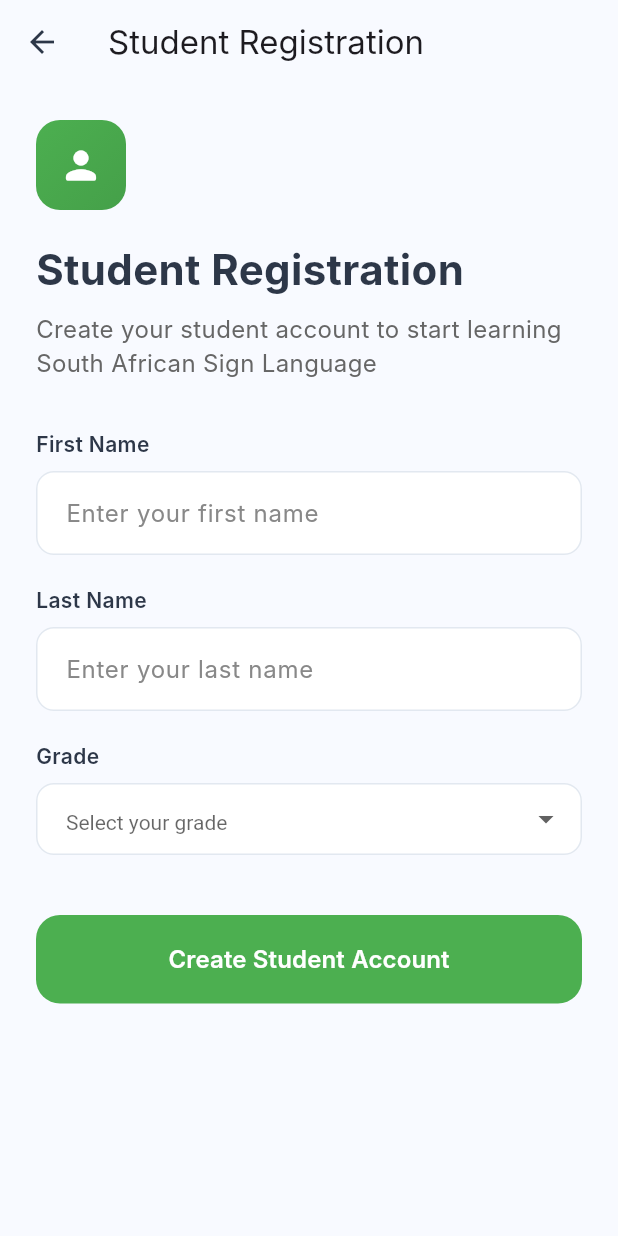
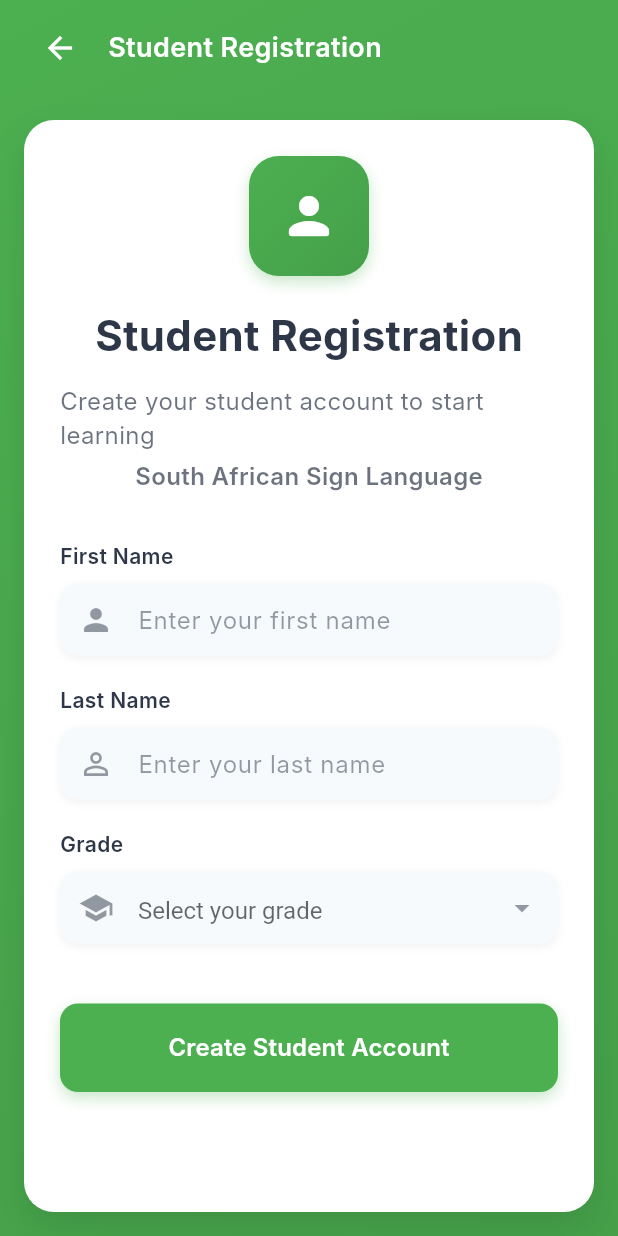
Before and after one commit to NathiDEV-dot/PracticeRepo, a Flutter app: the StudentAuthScreen screen opened by its route, on a phone screen of 412 x 824 dp. Run offline on Flutter 3.47's test engine with Material 3 defaults, Android fonts, the phone set to English and light mode, and no system bars; Roboto replaces fonts that are missing (Inter).

Commit message:
updated student auth screen

```diff
--- a/lib/pages/student/auth_screen.dart
+++ b/lib/pages/student/auth_screen.dart
@@ -26,46 +26,87 @@ class _StudentAuthScreenState extends State<StudentAuthScreen> {
     'Grade 9',
     'Grade 10',
     'Grade 11',
-    'Grade 12',
+    'Grade 12'
   ];
 
   @override
   Widget build(BuildContext context) {
     return Scaffold(
-      backgroundColor: _getBackgroundColor(),
-      appBar: AppBar(
-        title: const Text('Student Registration'),
-        backgroundColor: Colors.transparent,
-        elevation: 0,
-        leading: IconButton(
-          icon: Icon(Icons.arrow_back, color: _getTextColor()),
+      backgroundColor: const Color(0xFF4CAF50),
+      body: SafeArea(
+        child: Container(
+          decoration: const BoxDecoration(
+            gradient: LinearGradient(
+              colors: [Color(0xFF4CAF50), Color(0xFF45a049)],
+              begin: Alignment.topLeft,
+              end: Alignment.bottomRight,
+            ),
+          ),
+          child: Column(
+            children: [
+              // Custom App Bar
+              Container(
+                padding:
+                    const EdgeInsets.symmetric(horizontal: 16, vertical: 8),
+                child: Row(
+                  children: [
+                    IconButton(
+                      icon: const Icon(Icons.arrow_back, color: Colors.white),
                       onPressed: () => Navigator.pop(context),
                     ),
+                    const SizedBox(width: 8),
+                    const Text(
+                      'Student Registration',
+                      style: TextStyle(
+                        color: Colors.white,
+                        fontSize: 18,
+                        fontWeight: FontWeight.w600,
                       ),
-      body: SingleChildScrollView(
+                    ),
+                  ],
+                ),
+              ),
+              Expanded(
+                child: Container(
+                  margin: const EdgeInsets.all(16),
+                  decoration: BoxDecoration(
+                    color: _getCardColor(),
+                    borderRadius: BorderRadius.circular(20),
+                    boxShadow: [
+                      BoxShadow(
+                        color: Colors.black.withOpacity(0.1),
+                        blurRadius: 20,
+                        offset: const Offset(0, 10),
+                      ),
+                    ],
+                  ),
+                  child: SingleChildScrollView(
                     physics: const BouncingScrollPhysics(),
                     padding: const EdgeInsets.all(24),
                     child: Form(
                       key: _formKey,
                       child: Column(
-            crossAxisAlignment: CrossAxisAlignment.start,
                         children: [
                           _buildHeader(),
                           const SizedBox(height: 32),
-              _buildTextField(
+                          _buildTextFieldWithIcon(
                             controller: _nameController,
                             label: 'First Name',
                             hintText: 'Enter your first name',
-                validator: (value) =>
-                    value!.isEmpty ? 'Please enter your first name' : null,
+                            icon: Icons.person,
+                            validator: (value) => value!.isEmpty
+                                ? 'Please enter your first name'
+                                : null,
                           ),
                           const SizedBox(height: 20),
-              _buildTextField(
+                          _buildTextFieldWithIcon(
                             controller: _surnameController,
                             label: 'Last Name',
                             hintText: 'Enter your last name',
-                validator: (value) =>
-                    value!.isEmpty ? 'Please enter your last name' : null,
+                            icon: Icons.person_outline,
+                            validator: (value) => value!.isEmpty
+                                ? 'Please enter your last name'
+                                : null,
                           ),
                           const SizedBox(height: 20),
                           _buildGradeDropdown(),
@@ -75,29 +116,38 @@ class _StudentAuthScreenState extends State<StudentAuthScreen> {
                       ),
                     ),
                   ),
+                ),
+              ),
+            ],
+          ),
+        ),
+      ),
     );
   }
 
   Widget _buildHeader() {
     return Column(
-      crossAxisAlignment: CrossAxisAlignment.start,
       children: [
         Container(
-          width: 60,
-          height: 60,
+          width: 80,
+          height: 80,
           decoration: BoxDecoration(
             gradient: const LinearGradient(
               colors: [Color(0xFF4CAF50), Color(0xFF45a049)],
               begin: Alignment.topLeft,
               end: Alignment.bottomRight,
             ),
-            borderRadius: BorderRadius.circular(16),
+            borderRadius: BorderRadius.circular(20),
+            boxShadow: [
+              BoxShadow(
+                color: const Color(0xFF4CAF50).withOpacity(0.3),
+                blurRadius: 8,
+                offset: const Offset(0, 4),
               ),
-          child: const Icon(
-            Icons.person_rounded,
-            color: Colors.white,
-            size: 30,
+            ],
           ),
+          child:
+              const Icon(Icons.person_rounded, color: Colors.white, size: 40),
         ),
         const SizedBox(height: 20),
         Text(
@@ -108,22 +158,32 @@ class _StudentAuthScreenState extends State<StudentAuthScreen> {
             color: _getTextColor(),
           ),
         ),
-        const SizedBox(height: 8),
+        const SizedBox(height: 12),
         Text(
-          'Create your student account to start learning South African Sign Language',
+          'Create your student account to start learning',
           style: TextStyle(
             fontSize: 16,
-            color: _getSecondaryTextColor(),
+            color: _getTextColor().withOpacity(0.7),
+          ),
+        ),
+        const SizedBox(height: 4),
+        Text(
+          'South African Sign Language',
+          style: TextStyle(
+            fontSize: 16,
+            color: _getTextColor().withOpacity(0.7),
+            fontWeight: FontWeight.w600,
           ),
         ),
       ],
     );
   }
 
-  Widget _buildTextField({
+  Widget _buildTextFieldWithIcon({
     required TextEditingController controller,
     required String label,
     required String hintText,
+    required IconData icon,
     required String? Function(String?) validator,
   }) {
     return Column(
@@ -138,32 +198,44 @@ class _StudentAuthScreenState extends State<StudentAuthScreen> {
           ),
         ),
         const SizedBox(height: 8),
-        TextFormField(
+        Container(
+          decoration: BoxDecoration(
+            borderRadius: BorderRadius.circular(12),
+            boxShadow: [
+              BoxShadow(
+                color: Colors.black.withOpacity(0.05),
+                blurRadius: 4,
+                offset: const Offset(0, 2),
+              ),
+            ],
+          ),
+          child: TextFormField(
             controller: controller,
             validator: validator,
             decoration: InputDecoration(
               hintText: hintText,
-            hintStyle: TextStyle(color: _getHintColor()),
+              hintStyle: TextStyle(color: _getTextColor().withOpacity(0.5)),
+              prefixIcon: Icon(icon, color: _getTextColor().withOpacity(0.5)),
               border: OutlineInputBorder(
                 borderRadius: BorderRadius.circular(12),
-              borderSide: BorderSide(color: _getBorderColor()),
+                borderSide: BorderSide.none,
               ),
               enabledBorder: OutlineInputBorder(
                 borderRadius: BorderRadius.circular(12),
-              borderSide: BorderSide(color: _getBorderColor()),
+                borderSide: BorderSide.none,
               ),
               focusedBorder: OutlineInputBorder(
                 borderRadius: BorderRadius.circular(12),
-              borderSide: const BorderSide(color: Color(0xFF4CAF50), width: 2),
+                borderSide:
+                    const BorderSide(color: Color(0xFF4CAF50), width: 2),
               ),
               filled: true,
-            fillColor: _getCardColor(),
-            contentPadding: const EdgeInsets.symmetric(
-              horizontal: 16,
-              vertical: 16,
+              fillColor: _getBackgroundColor(),
+              contentPadding:
+                  const EdgeInsets.symmetric(horizontal: 16, vertical: 0),
             ),
+            style: TextStyle(color: _getTextColor(), fontSize: 16),
           ),
-          style: TextStyle(color: _getTextColor()),
         ),
       ],
     );
@@ -182,8 +254,19 @@ class _StudentAuthScreenState extends State<StudentAuthScreen> {
           ),
         ),
         const SizedBox(height: 8),
-        DropdownButtonFormField<String>(
-          initialValue: _selectedGrade,
+        Container(
+          decoration: BoxDecoration(
+            borderRadius: BorderRadius.circular(12),
+            boxShadow: [
+              BoxShadow(
+                color: Colors.black.withOpacity(0.05),
+                blurRadius: 4,
+                offset: const Offset(0, 2),
+              ),
+            ],
+          ),
+          child: DropdownButtonFormField<String>(
+            value: _selectedGrade,
             onChanged: (String? newValue) {
               setState(() {
                 _selectedGrade = newValue;
@@ -193,28 +276,31 @@ class _StudentAuthScreenState extends State<StudentAuthScreen> {
                 value == null ? 'Please select your grade' : null,
             decoration: InputDecoration(
               hintText: 'Select your grade',
-            hintStyle: TextStyle(color: _getHintColor()),
+              hintStyle: TextStyle(color: _getTextColor().withOpacity(0.5)),
+              prefixIcon:
+                  Icon(Icons.school, color: _getTextColor().withOpacity(0.5)),
               border: OutlineInputBorder(
                 borderRadius: BorderRadius.circular(12),
-              borderSide: BorderSide(color: _getBorderColor()),
+                borderSide: BorderSide.none,
               ),
               enabledBorder: OutlineInputBorder(
                 borderRadius: BorderRadius.circular(12),
-              borderSide: BorderSide(color: _getBorderColor()),
+                borderSide: BorderSide.none,
               ),
               focusedBorder: OutlineInputBorder(
                 borderRadius: BorderRadius.circular(12),
-              borderSide: const BorderSide(color: Color(0xFF4CAF50), width: 2),
+                borderSide:
+                    const BorderSide(color: Color(0xFF4CAF50), width: 2),
               ),
               filled: true,
-            fillColor: _getCardColor(),
-            contentPadding: const EdgeInsets.symmetric(
-              horizontal: 16,
-              vertical: 12,
-            ),
+              fillColor: _getBackgroundColor(),
+              contentPadding:
+                  const EdgeInsets.symmetric(horizontal: 16, vertical: 0),
             ),
             dropdownColor: _getCardColor(),
-          style: TextStyle(color: _getTextColor()),
+            style: TextStyle(color: _getTextColor(), fontSize: 16),
+            icon: Icon(Icons.arrow_drop_down,
+                color: _getTextColor().withOpacity(0.5)),
             items: _grades.map((String grade) {
               return DropdownMenuItem<String>(
                 value: grade,
@@ -222,13 +308,24 @@ class _StudentAuthScreenState extends State<StudentAuthScreen> {
               );
             }).toList(),
           ),
+        ),
       ],
     );
   }
 
   Widget _buildSubmitButton() {
-    return SizedBox(
+    return Container(
       width: double.infinity,
+      decoration: BoxDecoration(
+        borderRadius: BorderRadius.circular(12),
+        boxShadow: [
+          BoxShadow(
+            color: const Color(0xFF4CAF50).withOpacity(0.3),
+            blurRadius: 8,
+            offset: const Offset(0, 4),
+          ),
+        ],
+      ),
       child: ElevatedButton(
         onPressed: _submitForm,
         style: ElevatedButton.styleFrom(
@@ -236,13 +333,16 @@ class _StudentAuthScreenState extends State<StudentAuthScreen> {
           foregroundColor: Colors.white,
           padding: const EdgeInsets.symmetric(vertical: 18),
           shape: RoundedRectangleBorder(
-            borderRadius: BorderRadius.circular(16),
+            borderRadius: BorderRadius.circular(12),
           ),
           elevation: 0,
         ),
         child: const Text(
           'Create Student Account',
-          style: TextStyle(fontSize: 16, fontWeight: FontWeight.w600),
+          style: TextStyle(
+            fontSize: 16,
+            fontWeight: FontWeight.w600,
+          ),
         ),
       ),
     );
@@ -250,7 +350,10 @@ class _StudentAuthScreenState extends State<StudentAuthScreen> {
 
   void _submitForm() {
     if (_formKey.currentState!.validate()) {
-      showDialog(context: context, builder: (context) => _buildSuccessDialog());
+      showDialog(
+        context: context,
+        builder: (context) => _buildSuccessDialog(),
+      );
     }
   }
 
@@ -263,7 +366,16 @@ class _StudentAuthScreenState extends State<StudentAuthScreen> {
         child: Column(
           mainAxisSize: MainAxisSize.min,
           children: [
-            const Icon(Icons.check_circle, color: Color(0xFF4CAF50), size: 60),
+            Container(
+              width: 80,
+              height: 80,
+              decoration: BoxDecoration(
+                color: const Color(0xFF4CAF50).withOpacity(0.1),
+                shape: BoxShape.circle,
+              ),
+              child: const Icon(Icons.check_circle,
+                  color: Color(0xFF4CAF50), size: 60),
+            ),
             const SizedBox(height: 20),
             Text(
               'Welcome to SignSync!',
@@ -279,12 +391,22 @@ class _StudentAuthScreenState extends State<StudentAuthScreen> {
               textAlign: TextAlign.center,
               style: TextStyle(
                 fontSize: 14,
-                color: _getSecondaryTextColor(),
+                color: _getTextColor().withOpacity(0.7),
               ),
             ),
             const SizedBox(height: 24),
-            SizedBox(
+            Container(
               width: double.infinity,
+              decoration: BoxDecoration(
+                borderRadius: BorderRadius.circular(12),
+                boxShadow: [
+                  BoxShadow(
+                    color: const Color(0xFF4CAF50).withOpacity(0.3),
+                    blurRadius: 8,
+                    offset: const Offset(0, 4),
+                  ),
+                ],
+              ),
               child: ElevatedButton(
                 onPressed: () {
                   Navigator.of(context).pop();
@@ -309,8 +431,8 @@ class _StudentAuthScreenState extends State<StudentAuthScreen> {
 
   Color _getBackgroundColor() {
     return Theme.of(context).brightness == Brightness.dark
-        ? const Color(0xFF0F0F1E)
-        : const Color(0xFFF8FAFF);
+        ? const Color(0xFF1E1E2E)
+        : const Color(0xFFF7FAFC);
   }
 
   Color _getTextColor() {
@@ -325,28 +447,6 @@ class _StudentAuthScreenState extends State<StudentAuthScreen> {
         : Colors.white;
   }
 
-  Color _getBorderColor() {
-    return Theme.of(context).brightness == Brightness.dark
-        ? const Color(0xFF333344)
-        : const Color(0xFFE2E8F0);
-  }
-
-  // New method to replace .withOpacity(0.7) for secondary text
-  Color _getSecondaryTextColor() {
-    return Theme.of(context).brightness == Brightness.dark
-        ? const Color(0xFFB3B3B3) // Equivalent to white.withOpacity(0.7)
-        : const Color(
-            0xFF666666); // Equivalent to Color(0xFF2D3748).withOpacity(0.7)
-  }
-
-  // New method to replace .withOpacity(0.5) for hint text
-  Color _getHintColor() {
-    return Theme.of(context).brightness == Brightness.dark
-        ? const Color(0xFF808080) // Equivalent to white.withOpacity(0.5)
-        : const Color(
-            0xFF888888); // Equivalent to Color(0xFF2D3748).withOpacity(0.5)
-  }
-
   @override
   void dispose() {
     _nameController.dispose();
```
Lines whose indentation alone changed are shown as unchanged.
